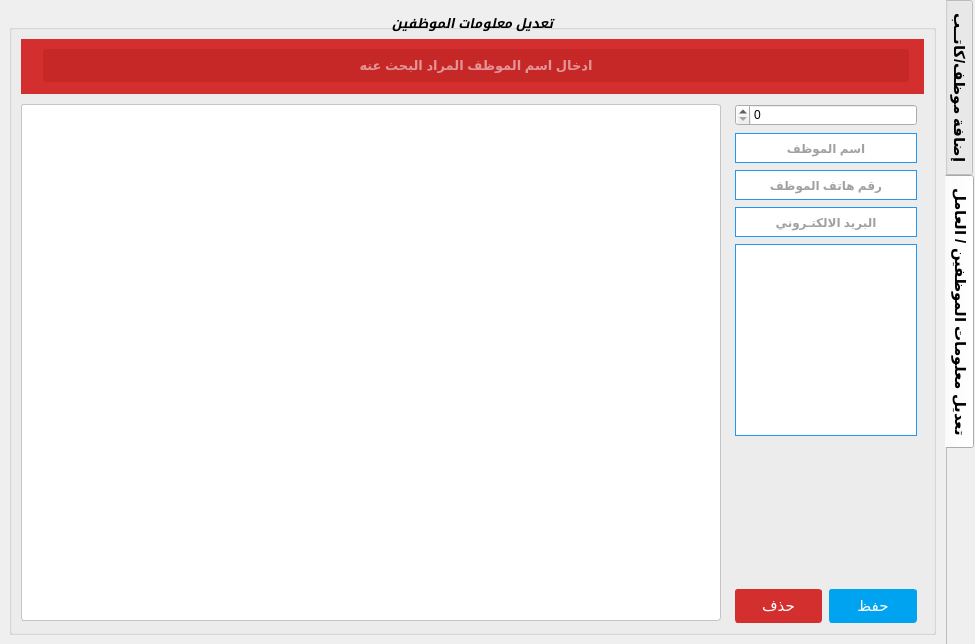
First picture: the form in tabwidgetworkers.ui, repository ashraf-kx/maktaba-assistant, before the edit.
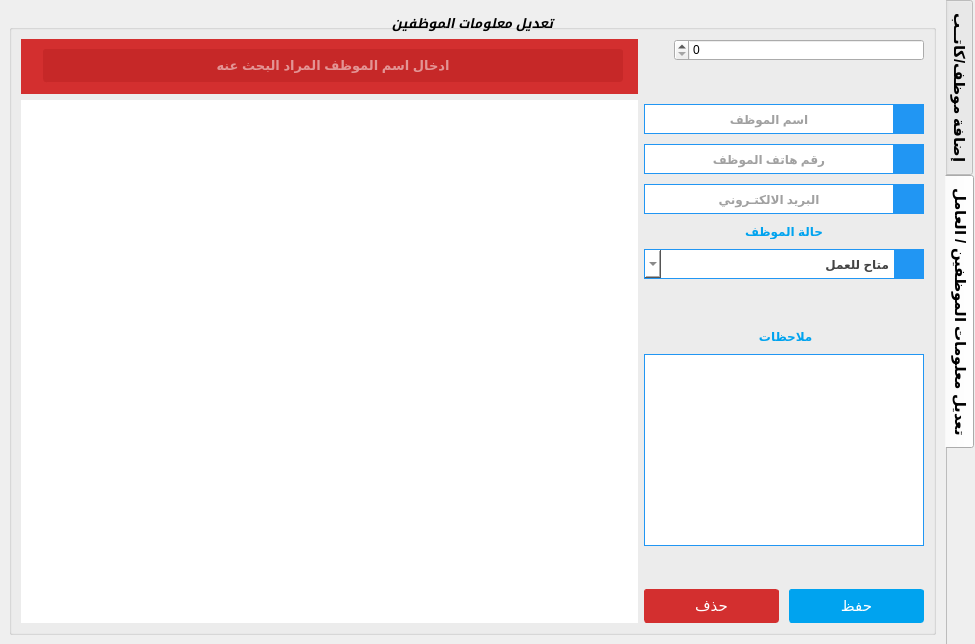
Second picture: the form after the edit. The open tabs and pages were chosen to show the change. Icons and pictures are not drawn.

What changed in the file:
```diff
--- a/tabwidgetworkers.ui
+++ b/tabwidgetworkers.ui
@@ -865,145 +865,81 @@
       <property name="checkable">
        <bool>false</bool>
       </property>
-      <layout class="QVBoxLayout" name="verticalLayout_4">
-       <property name="spacing">
-        <number>10</number>
-       </property>
+      <layout class="QHBoxLayout" name="horizontalLayout_6">
        <item>
-        <widget class="QWidget" name="widgetSearch" native="true">
-         <property name="styleSheet">
-          <string notr="true">QWidget
-{
-	background-color:#D32F2F;
-}</string>
+        <layout class="QVBoxLayout" name="verticalLayout_6">
+         <property name="spacing">
+          <number>10</number>
          </property>
-         <layout class="QHBoxLayout" name="horizontalLayout_8">
-          <property name="spacing">
-           <number>0</number>
-          </property>
-          <property name="leftMargin">
-           <number>15</number>
-          </property>
-          <property name="topMargin">
-           <number>10</number>
-          </property>
-          <property name="rightMargin">
-           <number>15</number>
-          </property>
-          <property name="bottomMargin">
-           <number>10</number>
-          </property>
-          <item>
-           <widget class="QLineEdit" name="LE_fullnameFiltre">
-            <property name="font">
-             <font>
-              <pointsize>10</pointsize>
-              <weight>75</weight>
-              <bold>true</bold>
-             </font>
-            </property>
-            <property name="layoutDirection">
-             <enum>Qt::LeftToRight</enum>
-            </property>
-            <property name="styleSheet">
-             <string notr="true">QLineEdit
-{
- margin-bottom: 2px;   
-    padding: 7px 8px;
-        padding-top: 7px;
-        padding-bottom: 7px;
-    outline: medium none;
-        outline-width: medium;
-        outline-style: none;
-        outline-color: -moz-use-text-color;
-
-    background-color: #C62828;
-color:white;
-    border: 1px solid #C62828;
-      
-    border-radius: 3px;
-        border-top-left-radius: 3px;
-        border-top-right-radius: 3px;
-        border-bottom-right-radius: 3px;
-        border-bottom-left-radius: 3px;
-    vertical-align: middle;
-}
-QLineEdit:hover
-{
-	 border: 1px solid #C62828;
-	 border-top-color: #C62828;
-     border-bottom-color: #C62828;  
-
-}</string>
-            </property>
-            <property name="maxLength">
-             <number>40</number>
-            </property>
-            <property name="alignment">
-             <set>Qt::AlignCenter</set>
-            </property>
-            <property name="placeholderText">
-             <string>ادخال اسم الموظف المراد البحث عنه</string>
-            </property>
-           </widget>
-          </item>
-          <item>
-           <widget class="QLabel" name="label_27">
-            <property name="maximumSize">
-             <size>
-              <width>35</width>
-              <height>35</height>
-             </size>
-            </property>
-            <property name="baseSize">
-             <size>
-              <width>0</width>
-              <height>0</height>
-             </size>
-            </property>
-            <property name="layoutDirection">
-             <enum>Qt::LeftToRight</enum>
-            </property>
-            <property name="text">
-             <string/>
-            </property>
-            <property name="pixmap">
-             <pixmap resource="Icons.qrc">:/Icons/ic_search_white_2x.png</pixmap>
-            </property>
-            <property name="scaledContents">
-             <bool>true</bool>
-            </property>
-            <property name="alignment">
-             <set>Qt::AlignCenter</set>
-            </property>
-           </widget>
-          </item>
-         </layout>
-        </widget>
-       </item>
-       <item>
-        <layout class="QHBoxLayout" name="horizontalLayout_9">
          <item>
-          <layout class="QVBoxLayout" name="verticalLayout_5">
+          <widget class="QSpinBox" name="SB_idWorkerx">
+           <property name="maximumSize">
+            <size>
+             <width>250</width>
+             <height>16777215</height>
+            </size>
+           </property>
+           <property name="maximum">
+            <number>9999999</number>
+           </property>
+          </widget>
+         </item>
+         <item>
+          <spacer name="verticalSpacer_8">
+           <property name="orientation">
+            <enum>Qt::Vertical</enum>
+           </property>
+           <property name="sizeHint" stdset="0">
+            <size>
+             <width>20</width>
+             <height>18</height>
+            </size>
+           </property>
+          </spacer>
+         </item>
+         <item>
+          <layout class="QHBoxLayout" name="horizontalLayout_22">
            <property name="spacing">
-            <number>7</number>
-           </property>
-           <property name="leftMargin">
-            <number>4</number>
-           </property>
-           <property name="rightMargin">
-            <number>7</number>
+            <number>0</number>
            </property>
            <item>
-            <widget class="QSpinBox" name="SB_idWorkerx">
+            <widget class="QLabel" name="label_16">
+             <property name="minimumSize">
+              <size>
+               <width>30</width>
+               <height>30</height>
+              </size>
+             </property>
              <property name="maximumSize">
               <size>
-               <width>250</width>
-               <height>16777215</height>
+               <width>30</width>
+               <height>30</height>
               </size>
              </property>
-             <property name="maximum">
-              <number>9999999</number>
+             <property name="font">
+              <font>
+               <strikeout>false</strikeout>
+              </font>
+             </property>
+             <property name="layoutDirection">
+              <enum>Qt::LeftToRight</enum>
+             </property>
+             <property name="styleSheet">
+              <string notr="true">QLabel{
+background-color: #2196F3;
+}</string>
+             </property>
+             <property name="text">
+              <string/>
+             </property>
+             <property name="pixmap">
+              <pixmap resource="Icons.qrc">:/Icons/ic_perm_identity_white_2x.png</pixmap>
+             </property>
+             <property name="scaledContents">
+              <bool>true</bool>
+             </property>
+             <property name="indent">
+              <number>0</number>
              </property>
             </widget>
            </item>
@@ -1064,6 +1000,54 @@
              </property>
             </widget>
            </item>
+          </layout>
+         </item>
+         <item>
+          <layout class="QHBoxLayout" name="horizontalLayout_24">
+           <property name="spacing">
+            <number>0</number>
+           </property>
+           <item>
+            <widget class="QLabel" name="label_18">
+             <property name="minimumSize">
+              <size>
+               <width>30</width>
+               <height>30</height>
+              </size>
+             </property>
+             <property name="maximumSize">
+              <size>
+               <width>30</width>
+               <height>30</height>
+              </size>
+             </property>
+             <property name="font">
+              <font>
+               <strikeout>false</strikeout>
+              </font>
+             </property>
+             <property name="layoutDirection">
+              <enum>Qt::LeftToRight</enum>
+             </property>
+             <property name="styleSheet">
+              <string notr="true">QLabel{
+background-color: #2196F3;
+}</string>
+             </property>
+             <property name="text">
+              <string/>
+             </property>
+             <property name="pixmap">
+              <pixmap resource="Icons.qrc">:/Icons/ic_phone_android_white_2x.png</pixmap>
+             </property>
+             <property name="scaledContents">
+              <bool>true</bool>
+             </property>
+             <property name="indent">
+              <number>0</number>
+             </property>
+            </widget>
+           </item>
            <item>
             <widget class="QLineEdit" name="LE_phonex">
              <property name="minimumSize">
@@ -1124,6 +1108,54 @@
              </property>
             </widget>
            </item>
+          </layout>
+         </item>
+         <item>
+          <layout class="QHBoxLayout" name="horizontalLayout_25">
+           <property name="spacing">
+            <number>0</number>
+           </property>
+           <item>
+            <widget class="QLabel" name="label_19">
+             <property name="minimumSize">
+              <size>
+               <width>30</width>
+               <height>30</height>
+              </size>
+             </property>
+             <property name="maximumSize">
+              <size>
+               <width>30</width>
+               <height>30</height>
+              </size>
+             </property>
+             <property name="font">
+              <font>
+               <strikeout>false</strikeout>
+              </font>
+             </property>
+             <property name="layoutDirection">
+              <enum>Qt::LeftToRight</enum>
+             </property>
+             <property name="styleSheet">
+              <string notr="true">QLabel{
+background-color: #2196F3;
+}</string>
+             </property>
+             <property name="text">
+              <string/>
+             </property>
+             <property name="pixmap">
+              <pixmap resource="Icons.qrc">:/Icons/ic_mail_white_2x.png</pixmap>
+             </property>
+             <property name="scaledContents">
+              <bool>true</bool>
+             </property>
+             <property name="indent">
+              <number>0</number>
+             </property>
+            </widget>
+           </item>
            <item>
             <widget class="QLineEdit" name="LE_primeryEmlx">
              <property name="minimumSize">
@@ -1184,8 +1216,77 @@
              </property>
             </widget>
            </item>
+          </layout>
+         </item>
+         <item>
+          <widget class="QLabel" name="label_25">
+           <property name="font">
+            <font>
+             <weight>75</weight>
+             <bold>true</bold>
+            </font>
+           </property>
+           <property name="styleSheet">
+            <string notr="true">QLabel
+{
+
+	color: rgb(0, 163, 239);
+}</string>
+           </property>
+           <property name="text">
+            <string>حالة الموظف</string>
+           </property>
+           <property name="alignment">
+            <set>Qt::AlignCenter</set>
+           </property>
+          </widget>
+         </item>
+         <item>
+          <layout class="QHBoxLayout" name="horizontalLayout_10" stretch="0,0">
+           <property name="spacing">
+            <number>0</number>
+           </property>
+           <property name="topMargin">
+            <number>0</number>
+           </property>
            <item>
-            <widget class="QTextEdit" name="TE_remarkex">
+            <widget class="QLabel" name="LB_AvIcon">
+             <property name="minimumSize">
+              <size>
+               <width>30</width>
+               <height>30</height>
+              </size>
+             </property>
+             <property name="maximumSize">
+              <size>
+               <width>30</width>
+               <height>30</height>
+              </size>
+             </property>
+             <property name="styleSheet">
+              <string notr="true">QLabel{
+background-color: #2196F3;
+}</string>
+             </property>
+             <property name="text">
+              <string/>
+             </property>
+             <property name="pixmap">
+              <pixmap resource="Icons.qrc">:/Icons/ic_done_white_24dp.png</pixmap>
+             </property>
+             <property name="scaledContents">
+              <bool>true</bool>
+             </property>
+            </widget>
+           </item>
+           <item>
+            <widget class="QComboBox" name="CB_disponibility">
+             <property name="minimumSize">
+              <size>
+               <width>0</width>
+               <height>30</height>
+              </size>
+             </property>
              <property name="maximumSize">
               <size>
                <width>250</width>
@@ -1200,49 +1301,140 @@
               </font>
              </property>
              <property name="styleSheet">
-              <string notr="true">QTextEdit
+              <string notr="true">QComboBox
 {
-
-  height:20px;
 	color: rgb(68, 68, 68);
-
     background-color: #FFF;
     border: 1px solid #2196F3;   
+	border-right:0px solid #FFFFFF;
     vertical-align: middle;
 }
-QTextEdit:hover
+QComboBox:hover
 {
 	color: #000000;
    border-top:1px solid #FFFFFF;	
    border-left:1px solid #FFFFFF;	
    border-right:1px solid #FFFFFF;	
    border-bottom:2px solid #2196F3;  
-   border-right:2px solid #2196F3; 
+   border-right:0px solid #FFFFFF;
+}</string>
+             </property>
+             <item>
+              <property name="text">
+               <string>متاح للعمل</string>
+              </property>
+             </item>
+             <item>
+              <property name="text">
+               <string>غير متاح للعمل</string>
+              </property>
+             </item>
+            </widget>
+           </item>
+          </layout>
+         </item>
+         <item>
+          <spacer name="verticalSpacer_9">
+           <property name="orientation">
+            <enum>Qt::Vertical</enum>
+           </property>
+           <property name="sizeHint" stdset="0">
+            <size>
+             <width>20</width>
+             <height>40</height>
+            </size>
+           </property>
+          </spacer>
+         </item>
+         <item>
+          <widget class="QLabel" name="label_24">
+           <property name="font">
+            <font>
+             <pointsize>9</pointsize>
+             <weight>75</weight>
+             <bold>true</bold>
+            </font>
+           </property>
+           <property name="styleSheet">
+            <string notr="true">QLabel
+{
+
+	color: rgb(0, 163, 239);
+}</string>
+           </property>
+           <property name="text">
+            <string>ملاحظات </string>
+           </property>
+           <property name="alignment">
+            <set>Qt::AlignCenter</set>
+           </property>
+          </widget>
+         </item>
+         <item>
+          <layout class="QHBoxLayout" name="horizontalLayout_9">
+           <item>
+            <widget class="QPlainTextEdit" name="TE_remarkex">
+             <property name="maximumSize">
+              <size>
+               <width>280</width>
+               <height>16777215</height>
+              </size>
+             </property>
+             <property name="font">
+              <font>
+               <pointsize>9</pointsize>
+               <weight>75</weight>
+               <italic>true</italic>
+               <bold>true</bold>
+              </font>
+             </property>
+             <property name="styleSheet">
+              <string notr="true">QPlainTextEdit
+{
+
+  height:20px;
+	color: rgb(68, 68, 68);
+
+    background-color: #FFF;
+    border: 1px solid #2196F3;
+    vertical-align: middle;
+}
+QPlainTextEdit:hover
+{
+	color: #000000;
+   border-top:1px solid #FFFFFF;	
+   border-left:1px solid #FFFFFF;	
+   border-right:1px solid #FFFFFF;	
+   border-bottom:2px solid #2196F3;
+   border-right:2px solid #2196F3;
    border-left:2px solid #2196F3;
 
-}</string>
+}
+</string>
              </property>
             </widget>
            </item>
+          </layout>
+         </item>
+         <item>
+          <spacer name="verticalSpacer_3">
+           <property name="orientation">
+            <enum>Qt::Vertical</enum>
+           </property>
+           <property name="sizeHint" stdset="0">
+            <size>
+             <width>20</width>
+             <height>18</height>
+            </size>
+           </property>
+          </spacer>
+         </item>
+         <item>
+          <layout class="QHBoxLayout" name="horizontalLayout_3">
            <item>
-            <spacer name="verticalSpacer">
-             <property name="orientation">
-              <enum>Qt::Vertical</enum>
-             </property>
-             <property name="sizeHint" stdset="0">
-              <size>
-               <width>20</width>
-               <height>40</height>
-              </size>
-             </property>
-            </spacer>
-           </item>
-           <item>
-            <layout class="QHBoxLayout" name="horizontalLayout_3">
-             <item>
-              <widget class="QPushButton" name="BT_updateWorker">
-               <property name="styleSheet">
-                <string notr="true">QPushButton
+            <widget class="QPushButton" name="BT_updateWorker">
+             <property name="styleSheet">
+              <string notr="true">QPushButton
 {
  position: relative;
     padding: 7px 12px;
@@ -1272,29 +1464,29 @@
 
 }
 </string>
-               </property>
-               <property name="text">
-                <string>حفظ</string>
-               </property>
-               <property name="icon">
-                <iconset resource="Icons.qrc">
-                 <normaloff>:/Icons/ic_save_white_2x.png</normaloff>:/Icons/ic_save_white_2x.png</iconset>
-               </property>
-               <property name="iconSize">
-                <size>
-                 <width>25</width>
-                 <height>25</height>
-                </size>
-               </property>
-               <property name="shortcut">
-                <string>Return, Enter</string>
-               </property>
-              </widget>
-             </item>
-             <item>
-              <widget class="QPushButton" name="BT_delete">
-               <property name="styleSheet">
-                <string notr="true">QPushButton
+             </property>
+             <property name="text">
+              <string>حفظ</string>
+             </property>
+             <property name="icon">
+              <iconset resource="Icons.qrc">
+               <normaloff>:/Icons/ic_save_white_2x.png</normaloff>:/Icons/ic_save_white_2x.png</iconset>
+             </property>
+             <property name="iconSize">
+              <size>
+               <width>25</width>
+               <height>25</height>
+              </size>
+             </property>
+             <property name="shortcut">
+              <string>Return, Enter</string>
+             </property>
+            </widget>
+           </item>
+           <item>
+            <widget class="QPushButton" name="BT_delete">
+             <property name="styleSheet">
+              <string notr="true">QPushButton
 {
  position: relative;
     padding: 7px 12px;
@@ -1323,34 +1515,148 @@
 
 }
 </string>
-               </property>
-               <property name="text">
-                <string>حذف</string>
-               </property>
-               <property name="icon">
-                <iconset resource="Icons.qrc">
-                 <normaloff>:/Icons/ic_delete_forever_white_2x.png</normaloff>:/Icons/ic_delete_forever_white_2x.png</iconset>
-               </property>
-               <property name="iconSize">
-                <size>
-                 <width>25</width>
-                 <height>25</height>
-                </size>
-               </property>
-               <property name="shortcut">
-                <string>Del</string>
-               </property>
-              </widget>
-             </item>
-            </layout>
+             </property>
+             <property name="text">
+              <string>حذف</string>
+             </property>
+             <property name="icon">
+              <iconset resource="Icons.qrc">
+               <normaloff>:/Icons/ic_delete_forever_white_2x.png</normaloff>:/Icons/ic_delete_forever_white_2x.png</iconset>
+             </property>
+             <property name="iconSize">
+              <size>
+               <width>25</width>
+               <height>25</height>
+              </size>
+             </property>
+             <property name="shortcut">
+              <string>Del</string>
+             </property>
+            </widget>
            </item>
           </layout>
+         </item>
+        </layout>
+       </item>
+       <item>
+        <layout class="QVBoxLayout" name="verticalLayout_4">
+         <item>
+          <widget class="QWidget" name="widgetSearch" native="true">
+           <property name="styleSheet">
+            <string notr="true">QWidget
+{
+	background-color:#D32F2F;
+}</string>
+           </property>
+           <layout class="QHBoxLayout" name="horizontalLayout_8">
+            <property name="spacing">
+             <number>0</number>
+            </property>
+            <property name="leftMargin">
+             <number>15</number>
+            </property>
+            <property name="topMargin">
+             <number>10</number>
+            </property>
+            <property name="rightMargin">
+             <number>15</number>
+            </property>
+            <property name="bottomMargin">
+             <number>10</number>
+            </property>
+            <item>
+             <widget class="QLineEdit" name="LE_fullnameFiltre">
+              <property name="font">
+               <font>
+                <pointsize>10</pointsize>
+                <weight>75</weight>
+                <bold>true</bold>
+               </font>
+              </property>
+              <property name="layoutDirection">
+               <enum>Qt::LeftToRight</enum>
+              </property>
+              <property name="styleSheet">
+               <string notr="true">QLineEdit
+{
+ margin-bottom: 2px;   
+    padding: 7px 8px;
+        padding-top: 7px;
+        padding-bottom: 7px;
+    outline: medium none;
+        outline-width: medium;
+        outline-style: none;
+        outline-color: -moz-use-text-color;
+
+    background-color: #C62828;
+color:white;
+    border: 1px solid #C62828;
+      
+    border-radius: 3px;
+        border-top-left-radius: 3px;
+        border-top-right-radius: 3px;
+        border-bottom-right-radius: 3px;
+        border-bottom-left-radius: 3px;
+    vertical-align: middle;
+}
+QLineEdit:hover
+{
+	 border: 1px solid #C62828;
+	 border-top-color: #C62828;
+     border-bottom-color: #C62828;  
+
+}</string>
+              </property>
+              <property name="maxLength">
+               <number>40</number>
+              </property>
+              <property name="alignment">
+               <set>Qt::AlignCenter</set>
+              </property>
+              <property name="placeholderText">
+               <string>ادخال اسم الموظف المراد البحث عنه</string>
+              </property>
+             </widget>
+            </item>
+            <item>
+             <widget class="QLabel" name="label_27">
+              <property name="maximumSize">
+               <size>
+                <width>35</width>
+                <height>35</height>
+               </size>
+              </property>
+              <property name="baseSize">
+               <size>
+                <width>0</width>
+                <height>0</height>
+               </size>
+              </property>
+              <property name="layoutDirection">
+               <enum>Qt::LeftToRight</enum>
+              </property>
+              <property name="text">
+               <string/>
+              </property>
+              <property name="pixmap">
+               <pixmap resource="Icons.qrc">:/Icons/ic_search_white_2x.png</pixmap>
+              </property>
+              <property name="scaledContents">
+               <bool>true</bool>
+              </property>
+              <property name="alignment">
+               <set>Qt::AlignCenter</set>
+              </property>
+             </widget>
+            </item>
+           </layout>
+          </widget>
          </item>
          <item>
           <widget class="QTableView" name="tableViewWorkers">
            <property name="minimumSize">
             <size>
-             <width>700</width>
+             <width>0</width>
              <height>0</height>
             </size>
            </property>
@@ -1366,31 +1672,7 @@
            <property name="styleSheet">
             <string notr="true">QTableView
 {
- margin-bottom: 2px;   
-    padding: 7px 8px;
-        padding-top: 7px;
-        padding-bottom: 7px;
-    outline: medium none;
-        outline-width: medium;
-        outline-style: none;
-        outline-color: -moz-use-text-color;
-    color: #333;
-    background-color: #FFF;
-    background-repeat: no-repeat;
-    background-position: right center;
-    border: 1px solid #c5c5c5;
-        border-top-width: 1px;
-        border-bottom-width: 1px;
-        border-top-style: solid;
-        border-bottom-style: solid;
-        border-top-color: #c5c5c5;
-        border-bottom-color: #c5c5c5;      
-    border-radius: 3px;
-        border-top-left-radius: 3px;
-        border-top-right-radius: 3px;
-        border-bottom-right-radius: 3px;
-        border-bottom-left-radius: 3px;
-    vertical-align: middle;
+	border:0px solid white;
 }
 QTableView:hover
 {
```
Left out of the diff: 41 changed lines with no effect on the pictures.
